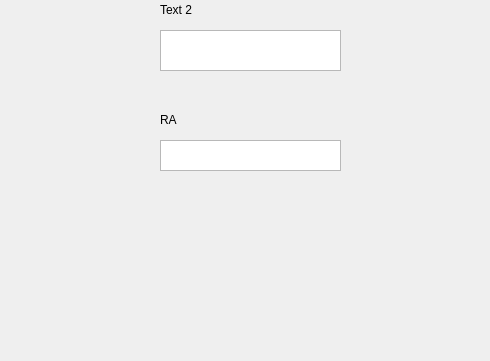
The window that mainwindow.ui (danzagroba/Sistema-Academico-Qt) describes before a commit, drawn with Qt 5; both pictures show x 0 to 490 and y 239 to 600 of the 800 by 600 pixel window.
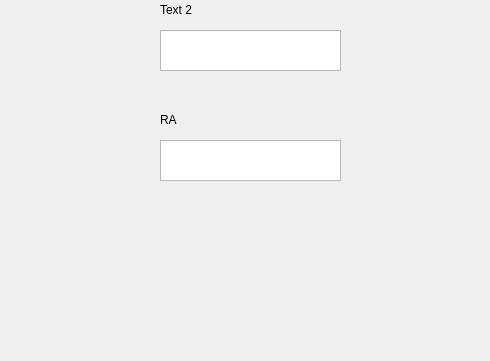
The same window after the commit.

The edit to the form file:
```diff
--- a/mainwindow.ui
+++ b/mainwindow.ui
@@ -88,7 +88,7 @@
        <x>90</x>
        <y>290</y>
        <width>181</width>
-       <height>31</height>
+       <height>41</height>
       </rect>
      </property>
     </widget>
```
